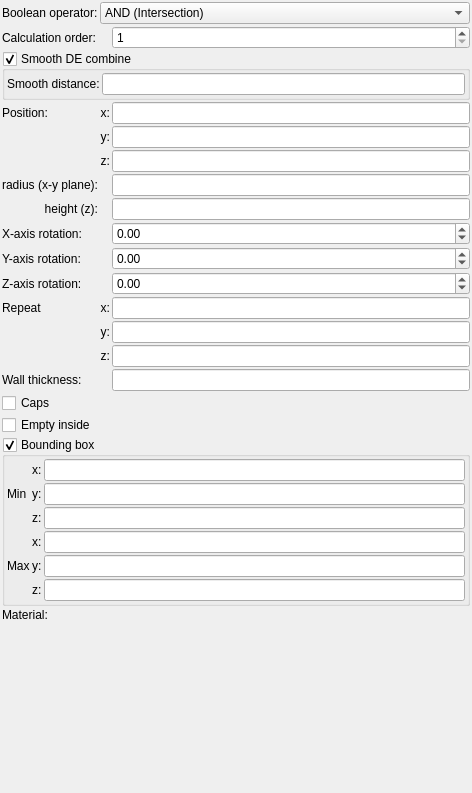
Old version of the form mandelbulber2/formula/ui/primitive_cone.ui in the repository buddhi1980/mandelbulber2.
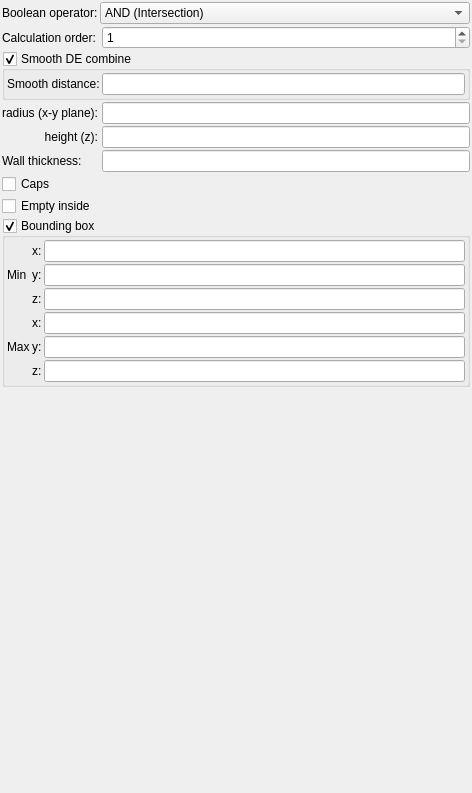
New version of the form. Custom widgets are drawn as their Qt base class.

Patch:
```diff
--- a/mandelbulber2/formula/ui/primitive_cone.ui
+++ b/mandelbulber2/formula/ui/primitive_cone.ui
@@ -34,8 +34,8 @@
      <property name="spacing">
       <number>2</number>
      </property>
-     <item row="3" column="2">
-      <widget class="MyLineEdit" name="vect3_position_x">
+     <item row="4" column="2">
+      <widget class="MyLineEdit" name="logedit_height">
        <property name="sizePolicy">
         <sizepolicy hsizetype="Expanding" vsizetype="Maximum">
          <horstretch>0</horstretch>
@@ -44,14 +44,106 @@
        </property>
       </widget>
      </item>
-     <item row="10" column="0">
-      <widget class="QLabel" name="label_15">
+     <item row="5" column="0">
+      <widget class="QLabel" name="label_3">
        <property name="text">
-        <string>Z-axis rotation:</string>
+        <string>Wall thickness:</string>
        </property>
       </widget>
      </item>
-     <item row="16" column="0" colspan="3">
+     <item row="6" column="0" colspan="3">
+      <widget class="MyCheckBox" name="checkBox_caps">
+       <property name="sizePolicy">
+        <sizepolicy hsizetype="Minimum" vsizetype="Maximum">
+         <horstretch>0</horstretch>
+         <verstretch>0</verstretch>
+        </sizepolicy>
+       </property>
+       <property name="text">
+        <string>Caps</string>
+       </property>
+      </widget>
+     </item>
+     <item row="1" column="0">
+      <widget class="QLabel" name="label_21">
+       <property name="text">
+        <string>Calculation order:</string>
+       </property>
+       <property name="wordWrap">
+        <bool>true</bool>
+       </property>
+      </widget>
+     </item>
+     <item row="1" column="2">
+      <widget class="MySpinBox" name="spinboxInt_calculation_order">
+       <property name="sizePolicy">
+        <sizepolicy hsizetype="Minimum" vsizetype="Maximum">
+         <horstretch>0</horstretch>
+         <verstretch>0</verstretch>
+        </sizepolicy>
+       </property>
+       <property name="toolTip">
+        <string>&lt;html&gt;&lt;head/&gt;&lt;body&gt;&lt;p&gt;Order of calculation boolean operators. Object with lower number will be calculated first.&lt;/p&gt;&lt;/body&gt;&lt;/html&gt;</string>
+       </property>
+       <property name="minimum">
+        <number>1</number>
+       </property>
+       <property name="maximum">
+        <number>9999</number>
+       </property>
+      </widget>
+     </item>
+     <item row="5" column="2">
+      <widget class="MyLineEdit" name="logedit_wall_thickness">
+       <property name="sizePolicy">
+        <sizepolicy hsizetype="Expanding" vsizetype="Maximum">
+         <horstretch>0</horstretch>
+         <verstretch>0</verstretch>
+        </sizepolicy>
+       </property>
+      </widget>
+     </item>
+     <item row="0" column="1" colspan="2">
+      <widget class="MyComboBox" name="comboBox_boolean_operator">
+       <property name="sizePolicy">
+        <sizepolicy hsizetype="Preferred" vsizetype="Preferred">
+         <horstretch>0</horstretch>
+         <verstretch>0</verstretch>
+        </sizepolicy>
+       </property>
+       <item>
+        <property name="text">
+         <string>AND (Intersection)</string>
+        </property>
+       </item>
+       <item>
+        <property name="text">
+         <string>OR (Union)</string>
+        </property>
+       </item>
+       <item>
+        <property name="text">
+         <string>SUB (Complement)</string>
+        </property>
+       </item>
+       <item>
+        <property name="text">
+         <string>rev SUB (B-A)</string>
+        </property>
+       </item>
+      </widget>
+     </item>
+     <item row="4" column="0">
+      <widget class="QLabel" name="label_16">
+       <property name="text">
+        <string>height (z):</string>
+       </property>
+       <property name="alignment">
+        <set>Qt::AlignRight|Qt::AlignTrailing|Qt::AlignVCenter</set>
+       </property>
+      </widget>
+     </item>
+     <item row="7" column="0" colspan="3">
       <widget class="MyCheckBox" name="checkBox_empty">
        <property name="sizePolicy">
         <sizepolicy hsizetype="Minimum" vsizetype="Maximum">
@@ -64,8 +156,8 @@
        </property>
       </widget>
      </item>
-     <item row="12" column="2">
-      <widget class="MyLineEdit" name="vect3_repeat_y">
+     <item row="3" column="2">
+      <widget class="MyLineEdit" name="logedit_radius">
        <property name="sizePolicy">
         <sizepolicy hsizetype="Expanding" vsizetype="Maximum">
          <horstretch>0</horstretch>
@@ -74,17 +166,54 @@
        </property>
       </widget>
      </item>
-     <item row="13" column="1">
-      <widget class="QLabel" name="label_repeat_z_2">
-       <property name="text">
-        <string>z:</string>
+     <item row="2" column="0" colspan="3">
+      <widget class="MyGroupBox" name="groupCheck_smooth_de_combine_enable">
+       <property name="title">
+        <string>Smooth DE combine</string>
        </property>
-       <property name="alignment">
-        <set>Qt::AlignRight|Qt::AlignTrailing|Qt::AlignVCenter</set>
+       <property name="checkable">
+        <bool>true</bool>
        </property>
+       <layout class="QGridLayout" name="gridLayout_4">
+        <property name="leftMargin">
+         <number>2</number>
+        </property>
+        <property name="topMargin">
+         <number>2</number>
+        </property>
+        <property name="rightMargin">
+         <number>2</number>
+        </property>
+        <property name="bottomMargin">
+         <number>2</number>
+        </property>
+        <property name="spacing">
+         <number>2</number>
+        </property>
+        <item row="0" column="0">
+         <widget class="QLabel" name="label_306">
+          <property name="text">
+           <string>Smooth distance:</string>
+          </property>
+          <property name="wordWrap">
+           <bool>true</bool>
+          </property>
+         </widget>
+        </item>
+        <item row="0" column="1">
+         <widget class="MyLineEdit" name="logedit_smooth_de_combine_distance">
+          <property name="sizePolicy">
+           <sizepolicy hsizetype="Expanding" vsizetype="Maximum">
+            <horstretch>0</horstretch>
+            <verstretch>0</verstretch>
+           </sizepolicy>
+          </property>
+         </widget>
+        </item>
+       </layout>
       </widget>
      </item>
-     <item row="17" column="0" colspan="3">
+     <item row="8" column="0" colspan="3">
       <widget class="MyGroupBox" name="groupCheck_limits_enable">
        <property name="title">
         <string>Bounding box</string>
@@ -251,143 +380,13 @@
        </layout>
       </widget>
      </item>
-     <item row="10" column="2">
-      <widget class="MyDoubleSpinBox" name="spinboxd3_rotation_z">
-       <property name="sizePolicy">
-        <sizepolicy hsizetype="Minimum" vsizetype="Maximum">
-         <horstretch>0</horstretch>
-         <verstretch>0</verstretch>
-        </sizepolicy>
-       </property>
-       <property name="prefix">
-        <string/>
-       </property>
-       <property name="suffix">
-        <string/>
-       </property>
-       <property name="decimals">
-        <number>2</number>
-       </property>
-       <property name="minimum">
-        <double>-36000.000000000000000</double>
-       </property>
-       <property name="maximum">
-        <double>36000.000000000000000</double>
-       </property>
-       <property name="singleStep">
-        <double>0.100000000000000</double>
-       </property>
-      </widget>
-     </item>
-     <item row="0" column="1" colspan="2">
-      <widget class="MyComboBox" name="comboBox_boolean_operator">
-       <property name="sizePolicy">
-        <sizepolicy hsizetype="Preferred" vsizetype="Preferred">
-         <horstretch>0</horstretch>
-         <verstretch>0</verstretch>
-        </sizepolicy>
-       </property>
-       <item>
-        <property name="text">
-         <string>AND (Intersection)</string>
-        </property>
-       </item>
-       <item>
-        <property name="text">
-         <string>OR (Union)</string>
-        </property>
-       </item>
-       <item>
-        <property name="text">
-         <string>SUB (Complement)</string>
-        </property>
-       </item>
-       <item>
-        <property name="text">
-         <string>rev SUB (B-A)</string>
-        </property>
-       </item>
-      </widget>
-     </item>
-     <item row="13" column="2">
-      <widget class="MyLineEdit" name="vect3_repeat_z">
-       <property name="sizePolicy">
-        <sizepolicy hsizetype="Expanding" vsizetype="Maximum">
-         <horstretch>0</horstretch>
-         <verstretch>0</verstretch>
-        </sizepolicy>
-       </property>
-      </widget>
-     </item>
-     <item row="18" column="0">
-      <widget class="QLabel" name="label_18">
-       <property name="text">
-        <string>Material:</string>
-       </property>
-      </widget>
-     </item>
      <item row="3" column="0">
-      <widget class="QLabel" name="label_10">
+      <widget class="QLabel" name="label_14">
        <property name="text">
-        <string>Position:</string>
+        <string>radius (x-y plane):</string>
        </property>
-      </widget>
-     </item>
-     <item row="9" column="2">
-      <widget class="MyDoubleSpinBox" name="spinboxd3_rotation_y">
-       <property name="sizePolicy">
-        <sizepolicy hsizetype="Minimum" vsizetype="Maximum">
-         <horstretch>0</horstretch>
-         <verstretch>0</verstretch>
-        </sizepolicy>
-       </property>
-       <property name="prefix">
-        <string/>
-       </property>
-       <property name="suffix">
-        <string/>
-       </property>
-       <property name="decimals">
-        <number>2</number>
-       </property>
-       <property name="minimum">
-        <double>-36000.000000000000000</double>
-       </property>
-       <property name="maximum">
-        <double>36000.000000000000000</double>
-       </property>
-       <property name="singleStep">
-        <double>0.100000000000000</double>
-       </property>
-      </widget>
-     </item>
-     <item row="15" column="0" colspan="3">
-      <widget class="MyCheckBox" name="checkBox_caps">
-       <property name="sizePolicy">
-        <sizepolicy hsizetype="Minimum" vsizetype="Maximum">
-         <horstretch>0</horstretch>
-         <verstretch>0</verstretch>
-        </sizepolicy>
-       </property>
-       <property name="text">
-        <string>Caps</string>
-       </property>
-      </widget>
-     </item>
-     <item row="5" column="2">
-      <widget class="MyLineEdit" name="vect3_position_z">
-       <property name="sizePolicy">
-        <sizepolicy hsizetype="Expanding" vsizetype="Maximum">
-         <horstretch>0</horstretch>
-         <verstretch>0</verstretch>
-        </sizepolicy>
-       </property>
-      </widget>
-     </item>
-     <item row="8" column="0">
-      <widget class="QLabel" name="label_8">
-       <property name="text">
-        <string>X-axis rotation:</string>
+       <property name="alignment">
+        <set>Qt::AlignRight|Qt::AlignTrailing|Qt::AlignVCenter</set>
        </property>
       </widget>
      </item>
@@ -401,261 +400,6 @@
        </property>
       </widget>
      </item>
-     <item row="6" column="2">
-      <widget class="MyLineEdit" name="logedit_radius">
-       <property name="sizePolicy">
-        <sizepolicy hsizetype="Expanding" vsizetype="Maximum">
-         <horstretch>0</horstretch>
-         <verstretch>0</verstretch>
-        </sizepolicy>
-       </property>
-      </widget>
-     </item>
-     <item row="11" column="2">
-      <widget class="MyLineEdit" name="vect3_repeat_x">
-       <property name="sizePolicy">
-        <sizepolicy hsizetype="Expanding" vsizetype="Maximum">
-         <horstretch>0</horstretch>
-         <verstretch>0</verstretch>
-        </sizepolicy>
-       </property>
-      </widget>
-     </item>
-     <item row="6" column="0">
-      <widget class="QLabel" name="label_14">
-       <property name="text">
-        <string>radius (x-y plane):</string>
-       </property>
-       <property name="alignment">
-        <set>Qt::AlignRight|Qt::AlignTrailing|Qt::AlignVCenter</set>
-       </property>
-      </widget>
-     </item>
-     <item row="1" column="2">
-      <widget class="MySpinBox" name="spinboxInt_calculation_order">
-       <property name="sizePolicy">
-        <sizepolicy hsizetype="Minimum" vsizetype="Maximum">
-         <horstretch>0</horstretch>
-         <verstretch>0</verstretch>
-        </sizepolicy>
-       </property>
-       <property name="toolTip">
-        <string>&lt;html&gt;&lt;head/&gt;&lt;body&gt;&lt;p&gt;Order of calculation boolean operators. Object with lower number will be calculated first.&lt;/p&gt;&lt;/body&gt;&lt;/html&gt;</string>
-       </property>
-       <property name="minimum">
-        <number>1</number>
-       </property>
-       <property name="maximum">
-        <number>9999</number>
-       </property>
-      </widget>
-     </item>
-     <item row="11" column="0">
-      <widget class="QLabel" name="label_2">
-       <property name="text">
-        <string>Repeat</string>
-       </property>
-      </widget>
-     </item>
-     <item row="4" column="1">
-      <widget class="QLabel" name="label_12">
-       <property name="text">
-        <string>y:</string>
-       </property>
-       <property name="alignment">
-        <set>Qt::AlignRight|Qt::AlignTrailing|Qt::AlignVCenter</set>
-       </property>
-      </widget>
-     </item>
-     <item row="7" column="2">
-      <widget class="MyLineEdit" name="logedit_height">
-       <property name="sizePolicy">
-        <sizepolicy hsizetype="Expanding" vsizetype="Maximum">
-         <horstretch>0</horstretch>
-         <verstretch>0</verstretch>
-        </sizepolicy>
-       </property>
-      </widget>
-     </item>
-     <item row="18" column="1" colspan="2">
-      <widget class="cMaterialSelector" name="materialselector_material_id" native="true">
-       <property name="sizePolicy">
-        <sizepolicy hsizetype="Preferred" vsizetype="Minimum">
-         <horstretch>0</horstretch>
-         <verstretch>0</verstretch>
-        </sizepolicy>
-       </property>
-      </widget>
-     </item>
-     <item row="9" column="0">
-      <widget class="QLabel" name="label_9">
-       <property name="text">
-        <string>Y-axis rotation:</string>
-       </property>
-      </widget>
-     </item>
-     <item row="4" column="2">
-      <widget class="MyLineEdit" name="vect3_position_y">
-       <property name="sizePolicy">
-        <sizepolicy hsizetype="Expanding" vsizetype="Maximum">
-         <horstretch>0</horstretch>
-         <verstretch>0</verstretch>
-        </sizepolicy>
-       </property>
-      </widget>
-     </item>
-     <item row="8" column="2">
-      <widget class="MyDoubleSpinBox" name="spinboxd3_rotation_x">
-       <property name="sizePolicy">
-        <sizepolicy hsizetype="Minimum" vsizetype="Maximum">
-         <horstretch>0</horstretch>
-         <verstretch>0</verstretch>
-        </sizepolicy>
-       </property>
-       <property name="prefix">
-        <string/>
-       </property>
-       <property name="suffix">
-        <string/>
-       </property>
-       <property name="decimals">
-        <number>2</number>
-       </property>
-       <property name="minimum">
-        <double>-36000.000000000000000</double>
-       </property>
-       <property name="maximum">
-        <double>36000.000000000000000</double>
-       </property>
-       <property name="singleStep">
-        <double>0.100000000000000</double>
-       </property>
-      </widget>
-     </item>
-     <item row="7" column="0">
-      <widget class="QLabel" name="label_16">
-       <property name="text">
-        <string>height (z):</string>
-       </property>
-       <property name="alignment">
-        <set>Qt::AlignRight|Qt::AlignTrailing|Qt::AlignVCenter</set>
-       </property>
-      </widget>
-     </item>
-     <item row="11" column="1">
-      <widget class="QLabel" name="label_repeat_x_2">
-       <property name="text">
-        <string>x:</string>
-       </property>
-       <property name="alignment">
-        <set>Qt::AlignRight|Qt::AlignTrailing|Qt::AlignVCenter</set>
-       </property>
-      </widget>
-     </item>
-     <item row="3" column="1">
-      <widget class="QLabel" name="label_11">
-       <property name="text">
-        <string>x:</string>
-       </property>
-       <property name="alignment">
-        <set>Qt::AlignRight|Qt::AlignTrailing|Qt::AlignVCenter</set>
-       </property>
-      </widget>
-     </item>
-     <item row="12" column="1">
-      <widget class="QLabel" name="label_repeat_y_2">
-       <property name="text">
-        <string>y:</string>
-       </property>
-       <property name="alignment">
-        <set>Qt::AlignRight|Qt::AlignTrailing|Qt::AlignVCenter</set>
-       </property>
-      </widget>
-     </item>
-     <item row="5" column="1">
-      <widget class="QLabel" name="label_13">
-       <property name="text">
-        <string>z:</string>
-       </property>
-       <property name="alignment">
-        <set>Qt::AlignRight|Qt::AlignTrailing|Qt::AlignVCenter</set>
-       </property>
-      </widget>
-     </item>
-     <item row="1" column="0">
-      <widget class="QLabel" name="label_21">
-       <property name="text">
-        <string>Calculation order:</string>
-       </property>
-       <property name="wordWrap">
-        <bool>true</bool>
-       </property>
-      </widget>
-     </item>
-     <item row="2" column="0" colspan="3">
-      <widget class="MyGroupBox" name="groupCheck_smooth_de_combine_enable">
-       <property name="title">
-        <string>Smooth DE combine</string>
-       </property>
-       <property name="checkable">
-        <bool>true</bool>
-       </property>
-       <layout class="QGridLayout" name="gridLayout_4">
-        <property name="leftMargin">
-         <number>2</number>
-        </property>
-        <property name="topMargin">
-         <number>2</number>
-        </property>
-        <property name="rightMargin">
-         <number>2</number>
-        </property>
-        <property name="bottomMargin">
-         <number>2</number>
-        </property>
-        <property name="spacing">
-         <number>2</number>
-        </property>
-        <item row="0" column="0">
-         <widget class="QLabel" name="label_306">
-          <property name="text">
-           <string>Smooth distance:</string>
-          </property>
-          <property name="wordWrap">
-           <bool>true</bool>
-          </property>
-         </widget>
-        </item>
-        <item row="0" column="1">
-         <widget class="MyLineEdit" name="logedit_smooth_de_combine_distance">
-          <property name="sizePolicy">
-           <sizepolicy hsizetype="Expanding" vsizetype="Maximum">
-            <horstretch>0</horstretch>
-            <verstretch>0</verstretch>
-           </sizepolicy>
-          </property>
-         </widget>
-        </item>
-       </layout>
-      </widget>
-     </item>
-     <item row="14" column="0">
-      <widget class="QLabel" name="label_3">
-       <property name="text">
-        <string>Wall thickness:</string>
-       </property>
-      </widget>
-     </item>
-     <item row="14" column="2">
-      <widget class="MyLineEdit" name="logedit_wall_thickness">
-       <property name="sizePolicy">
-        <sizepolicy hsizetype="Expanding" vsizetype="Maximum">
-         <horstretch>0</horstretch>
-         <verstretch>0</verstretch>
-        </sizepolicy>
-       </property>
-      </widget>
-     </item>
     </layout>
    </item>
    <item>
@@ -674,11 +418,6 @@
   </layout>
  </widget>
  <customwidgets>
-  <customwidget>
-   <class>MyDoubleSpinBox</class>
-   <extends>QDoubleSpinBox</extends>
-   <header>my_double_spin_box.h</header>
-  </customwidget>
   <customwidget>
    <class>MyCheckBox</class>
    <extends>QCheckBox</extends>
@@ -689,12 +428,6 @@
    <extends>QLineEdit</extends>
    <header>my_line_edit.h</header>
   </customwidget>
-  <customwidget>
-   <class>cMaterialSelector</class>
-   <extends>QWidget</extends>
-   <header>material_selector.h</header>
-   <container>1</container>
-  </customwidget>
   <customwidget>
    <class>MyComboBox</class>
    <extends>QComboBox</extends>
```
Left out of the diff: 9 changed lines with no effect on the pictures.
